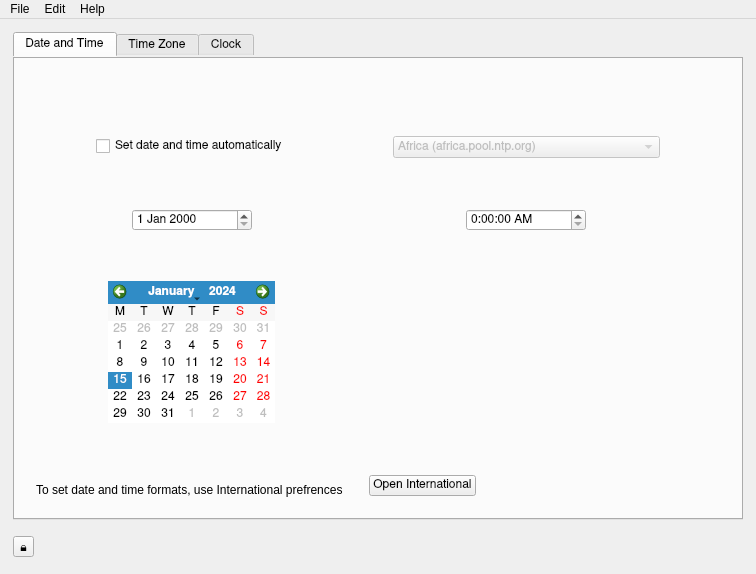
Before: the Qt Designer form Under Construction/Date and Time.app/Resources/date_and_time.ui in helloSystem/Utilities, drawn with Qt 5.
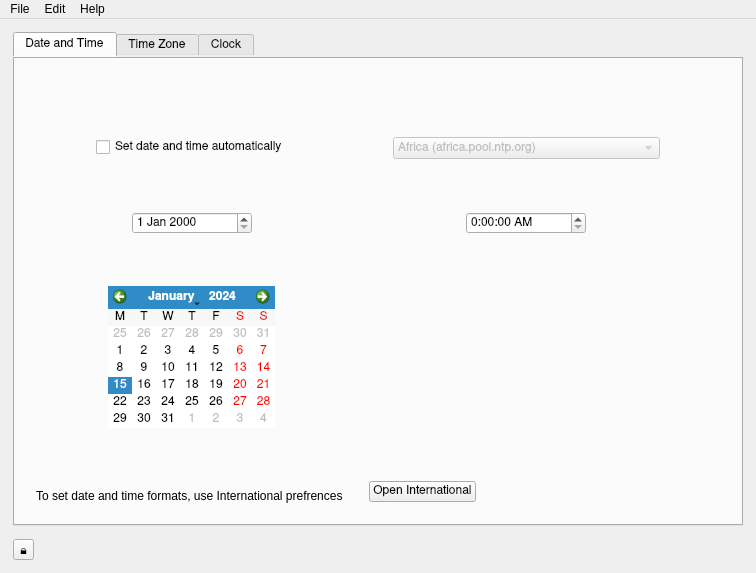
After: the same form once the commit is applied. Icons and pictures are not drawn. Custom widgets are drawn as their Qt base class.

Commit message: Yes we can

The edit to the form file:
```diff
--- a/Under Construction/Date and Time.app/Resources/date_and_time.ui
+++ b/Under Construction/Date and Time.app/Resources/date_and_time.ui
@@ -7,7 +7,7 @@
     <x>0</x>
     <y>0</y>
     <width>756</width>
-    <height>574</height>
+    <height>573</height>
    </rect>
   </property>
   <property name="sizePolicy">
@@ -728,7 +728,7 @@
       <item>
        <widget class="QLabel" name="error_message_label">
         <property name="text">
-         <string>&lt;html&gt;&lt;head/&gt;&lt;body&gt;&lt;p&gt;&lt;br/&gt;&lt;/p&gt;&lt;/body&gt;&lt;/html&gt;</string>
+         <string>&lt;html&gt;&lt;head/&gt;&lt;body&gt;&lt;p&gt;&lt;span style=&quot; font-size:14pt; vertical-align:sub;&quot;/&gt;&lt;/p&gt;&lt;/body&gt;&lt;/html&gt;</string>
         </property>
         <property name="textFormat">
          <enum>Qt::RichText</enum>
```
The commit also changes 2 other files.
